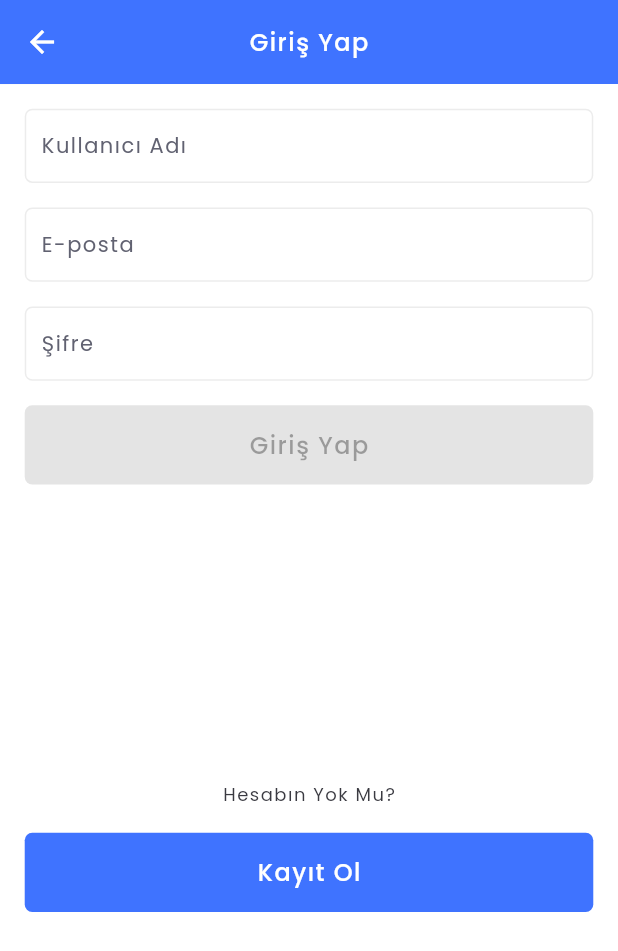
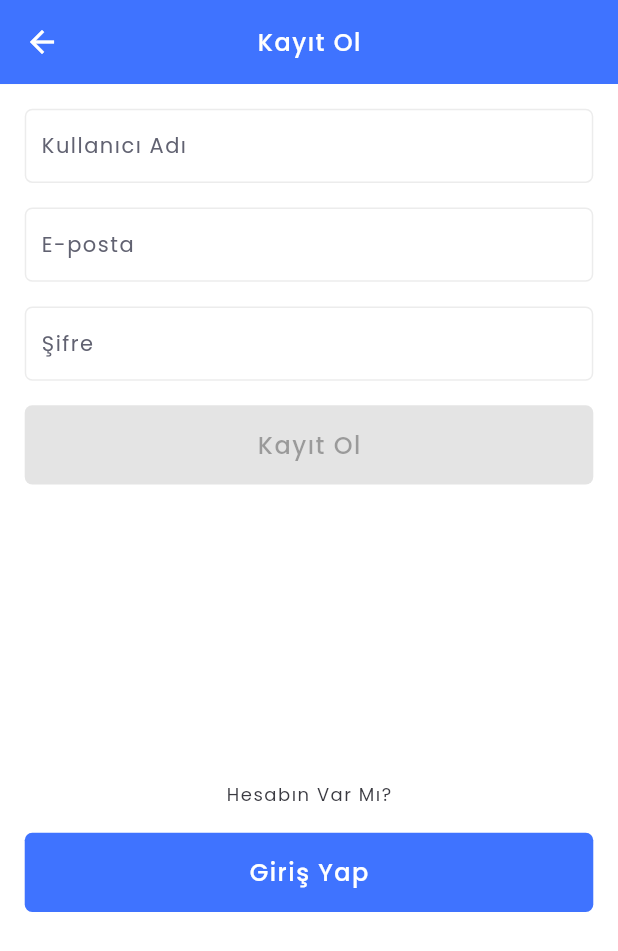
Before and after one commit to developer-fox/voco-case-study, a Flutter app: the screen it shows after launch, after a tap on "Kayıt Ol", on a phone screen of 412 x 824 dp. Shown: the top 951 px of the screen. Run offline on Flutter 3.47's test engine with Material 2 defaults, Android fonts, the phone set to English and light mode, and no system bars; our stand-ins replace bloc, connectivity_plus, dio, easy_localization, flutter_bloc, flutter_dotenv and 4 more.

Commit message:
complete: register page

```diff
--- a/asset/language/tr.json
+++ b/asset/language/tr.json
@@ -6,5 +6,8 @@
     "login": "Giriş Yap",
     "register": "Kayıt Ol",
     "haventAccount": "Hesabın Yok Mu?"
+  },
+  "register_view": {
+    "haveAccount": "Hesabın Var Mı?"
   }
 }
--- a/lib/view/login/login_controller.dart
+++ b/lib/view/login/login_controller.dart
@@ -78,7 +78,8 @@ final authProvider = StateProvider<AuthModel>((ref) => AuthModel(isUsernameValid
   }
 
   void onLoginError(BuildContext context, NetworkError error){
-
+    context.read<LoadingCubit>().changeLoadingStatus(false);
+    ScaffoldMessenger.of(context).showSnackBar(SnackBar(content: Text("Giriş işlemi başarısız")));
   }
 
 }
--- a/lib/view/register/register_view.dart
+++ b/lib/view/register/register_view.dart
@@ -2,6 +2,7 @@
 
 
 import 'package:flutter/material.dart';
+import 'package:flutter_bloc/flutter_bloc.dart';
 import 'package:flutter_riverpod/flutter_riverpod.dart';
 import 'package:voco_case_study/components/components.dart';
 import 'package:voco_case_study/core/base/view/base_view.dart';
@@ -11,6 +12,7 @@ import 'package:voco_case_study/core/init/language/locale_keys.g.dart';
 import 'package:voco_case_study/core/init/network/models/network_bloc_listener.dart';
 import 'package:voco_case_study/core/init/network/models/unmodified_response_model.dart';
 import 'package:voco_case_study/core/init/theme/app_fonts.dart';
+import 'package:voco_case_study/models/states/loading_cubit.dart';
 import 'package:voco_case_study/view/register/register_controller.dart';
 
 
@@ -20,14 +22,18 @@ class RegisterView extends ConsumerWidget with RegisterController{
   @override
   Widget build(BuildContext context, WidgetRef ref) {
     return NetworkBlocListener<UnmodifiedResponseDataModel>(
+      onLoading: (context) => context.read<LoadingCubit>().changeLoadingStatus(true),
+      onInvalidValueError: onLoginError,
+      onSuccess: onLoginSuccess,
       child: BaseView(
         onModelDispose: onDispose,
         onModelReady: ()=> onInitState(ref),
         onConnectionEnabledBuilder: (context) {
           final currentState = ref.watch(authProvider);
           return Scaffold(
-            appBar: AppBar(title: Text(LocaleKeys.login_view_login.locale),),
-            body: SingleChildScrollView(
+            appBar: AppBar(title: Text(LocaleKeys.login_view_register.locale),),
+            body: LoadingArea(
+              child: SingleChildScrollView(
                 child: Padding(
                   padding: context.paddingNormal,
                   child: Column(
@@ -57,18 +63,19 @@ class RegisterView extends ConsumerWidget with RegisterController{
                       Padding(
                         padding: EdgeInsets.only(top: context.normalValue),
                         child: AuthenticationButton(
-                        title: LocaleKeys.login_view_login.locale,
-                        onPressed: !currentState.isButtonEnabled ? null : ()=> onLoginButton(context),
+                          title: LocaleKeys.login_view_register.locale,
+                          onPressed: !currentState.isButtonEnabled ? null : ()=> onRegisterButton(context),
                         ),
                       ),
-                    // have'nt account
+                      // have account
                       Padding(
                         padding: EdgeInsets.only(top: context.getDynamicHeight(24), bottom: context.normalValue),
-                      child: Text(LocaleKeys.login_view_haventAccount.locale, style: AppFonts.pageDescriptionStyle,),
+                        child: Text(LocaleKeys.register_view_haveAccount.locale, style: AppFonts.pageDescriptionStyle,),
                       ),
-                    // navigate to register
-                    AuthenticationButton(title: LocaleKeys.login_view_register.locale, onPressed: onRegisterButton,),
+                      // navigate to login
+                      AuthenticationButton(title: LocaleKeys.login_view_login.locale, onPressed: onLoginButton,),
                     ],
+                  ),
                 ),
               ),
             ),
```
Also changed, not shown: lib/core/init/network/network_manager.dart (+9 -0 lines), lib/view/register/register_controller.dart (+18 -5 lines), lib/core/init/language/locale_keys.g.dart. Lines whose indentation alone changed are shown as unchanged.
